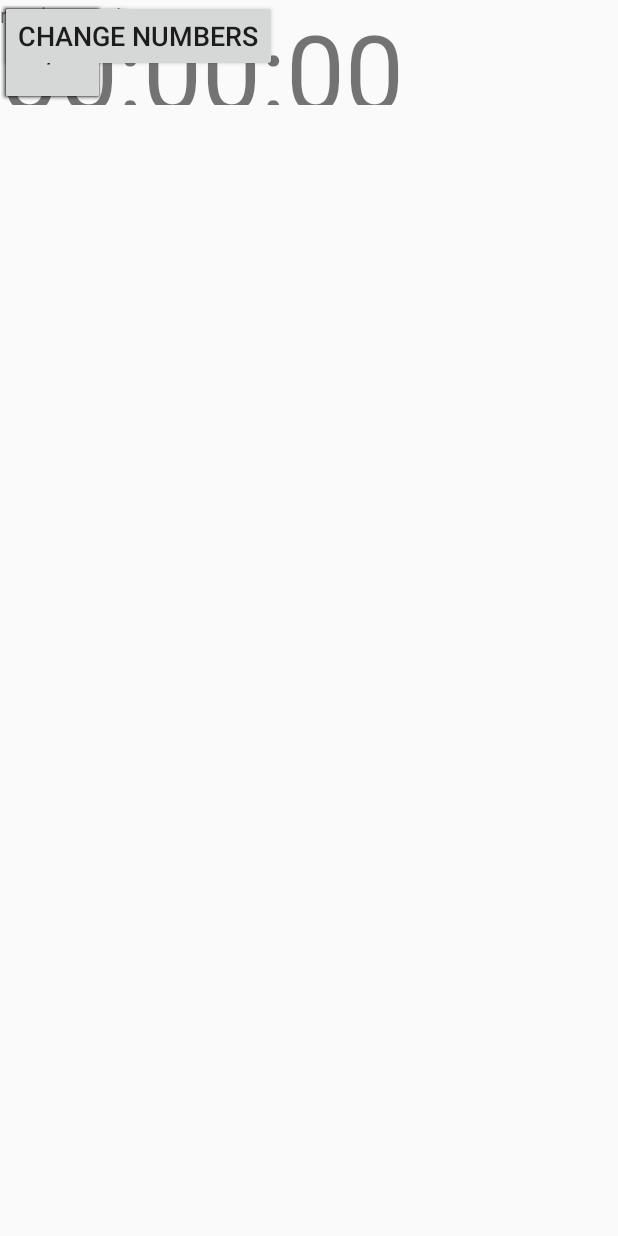
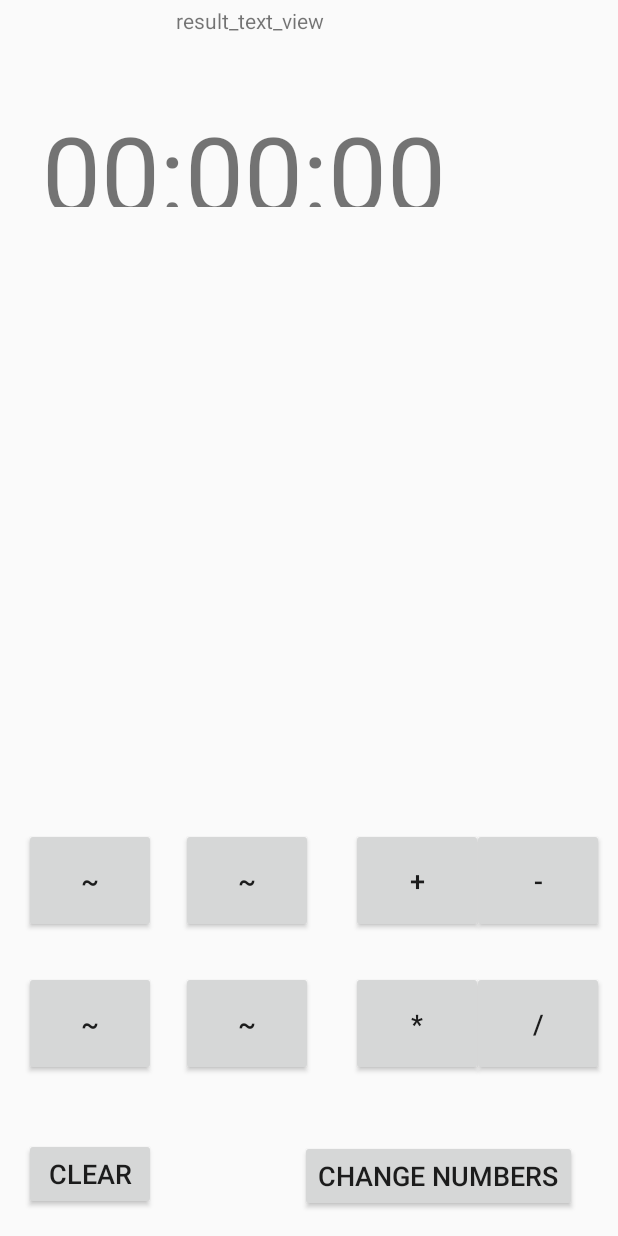
Before and after one commit to kevinliao2016/21Fun, an Android app: the layout fragment_game.xml on its own in the app's theme, with its tools: preview values and no code run, on a phone screen of 412 x 824 dp. Run offline under Robolectric (Android 15) with nearby library versions, the phone set to English and light mode, and no system bars.

Commit message:
Set Up Fragments

```diff
--- a/app/src/main/java/come/ninjamonster/a21fun/fragments/GameFragment.java
+++ b/app/src/main/java/come/ninjamonster/a21fun/fragments/GameFragment.java
@@ -7,6 +7,11 @@ import android.support.v4.app.Fragment;
 import android.view.LayoutInflater;
 import android.view.View;
 import android.view.ViewGroup;
+import android.widget.Button;
+
+import butterknife.BindView;
+import butterknife.ButterKnife;
+import come.ninjamonster.a21fun.R;
 
 
 /**
@@ -15,9 +20,15 @@ import android.view.ViewGroup;
  */
 public class GameFragment extends Fragment {
 
+    @BindView(R.id.numeric_one)  public Button mNumericOneButton;
+    @BindView(R.id.numeric_two)  public Button mNumericTwoButton;
+    @BindView(R.id.numeric_three)  public Button mNumericThreeButton;
+    @BindView(R.id.numeric_four)  public Button mNumericFourButton;
 
-    private OnFragmentInteractionListener mListener;
-
+    @BindView(R.id.plus_button)  public Button mPlusButton;
+    @BindView(R.id.minus_button) public Button mMinusButton;
+    @BindView(R.id.multiply_button)  public Button mMultiplyButton;
+    @BindView(R.id.divide_button)  public Button mDivideButton;
     public GameFragment() {
         // Required empty public constructor
     }
@@ -33,30 +44,23 @@ public class GameFragment extends Fragment {
     public View onCreateView(LayoutInflater inflater, ViewGroup container,
                              Bundle savedInstanceState) {
         // Inflate the layout for this fragment
-        return inflater.inflate(R.layout.fragment_game, container, false);
+        View rootView = inflater.inflate(R.layout.fragment_game, container, false);
+        ButterKnife.bind(this, rootView);
+
+        return rootView;
     }
 
     public void onButtonPressed(Uri uri) {
-        if (mListener != null) {
-            mListener.onFragmentInteraction(uri);
-        }
     }
 
     @Override
     public void onAttach(Context context) {
         super.onAttach(context);
-        if (context instanceof OnFragmentInteractionListener) {
-            mListener = (OnFragmentInteractionListener) context;
-        } else {
-            throw new RuntimeException(context.toString()
-                    + " must implement OnFragmentInteractionListener");
-        }
     }
 
     @Override
     public void onDetach() {
         super.onDetach();
-        mListener = null;
     }
 
     /**
--- a/app/src/main/java/come/ninjamonster/a21fun/fragments/GameRecordFragment.java
+++ b/app/src/main/java/come/ninjamonster/a21fun/fragments/GameRecordFragment.java
@@ -8,24 +8,18 @@ import android.view.LayoutInflater;
 import android.view.View;
 import android.view.ViewGroup;
 
+import come.ninjamonster.a21fun.R;
+
 
 /**
  * A simple {@link Fragment} subclass.
  * Activities that contain this fragment must implement the
- * {@link GameRecordFragment.OnFragmentInteractionListener} interface
- * to handle interaction events.
- * Use the {@link GameRecordFragment#newInstance} factory method to
  * create an instance of this fragment.
  */
 public class GameRecordFragment extends Fragment {
     // TODO: Rename parameter arguments, choose names that match
     // the fragment initialization parameters, e.g. ARG_ITEM_NUMBER
-    private static final String ARG_PARAM1 = "param1";
-    private static final String ARG_PARAM2 = "param2";
 
-    // TODO: Rename and change types of parameters
-    private String mParam1;
-    private String mParam2;
 
     private OnFragmentInteractionListener mListener;
 
@@ -33,31 +27,10 @@ public class GameRecordFragment extends Fragment {
         // Required empty public constructor
     }
 
-    /**
-     * Use this factory method to create a new instance of
-     * this fragment using the provided parameters.
-     *
-     * @param param1 Parameter 1.
-     * @param param2 Parameter 2.
-     * @return A new instance of fragment GameRecordFragment.
-     */
-    // TODO: Rename and change types and number of parameters
-    public static GameRecordFragment newInstance(String param1, String param2) {
-        GameRecordFragment fragment = new GameRecordFragment();
-        Bundle args = new Bundle();
-        args.putString(ARG_PARAM1, param1);
-        args.putString(ARG_PARAM2, param2);
-        fragment.setArguments(args);
-        return fragment;
-    }
 
     @Override
     public void onCreate(Bundle savedInstanceState) {
         super.onCreate(savedInstanceState);
-        if (getArguments() != null) {
-            mParam1 = getArguments().getString(ARG_PARAM1);
-            mParam2 = getArguments().getString(ARG_PARAM2);
-        }
     }
 
     @Override
@@ -69,26 +42,16 @@ public class GameRecordFragment extends Fragment {
 
     // TODO: Rename method, update argument and hook method into UI event
     public void onButtonPressed(Uri uri) {
-        if (mListener != null) {
-            mListener.onFragmentInteraction(uri);
-        }
     }
 
     @Override
     public void onAttach(Context context) {
         super.onAttach(context);
-        if (context instanceof OnFragmentInteractionListener) {
-            mListener = (OnFragmentInteractionListener) context;
-        } else {
-            throw new RuntimeException(context.toString()
-                    + " must implement OnFragmentInteractionListener");
-        }
     }
 
     @Override
     public void onDetach() {
         super.onDetach();
-        mListener = null;
     }
 
     /**
--- a/app/src/main/java/come/ninjamonster/a21fun/fragments/InstructionFragment.java
+++ b/app/src/main/java/come/ninjamonster/a21fun/fragments/InstructionFragment.java
@@ -7,6 +7,8 @@ import android.support.v4.app.Fragment;
 import android.view.LayoutInflater;
 import android.view.View;
 import android.view.ViewGroup;
+
+import come.ninjamonster.a21fun.R;
 
 
 /**
@@ -24,32 +26,22 @@ public class InstructionFragment extends Fragment {
     public View onCreateView(LayoutInflater inflater, ViewGroup container,
                              Bundle savedInstanceState) {
         // Inflate the layout for this fragment
-        String instruction = "Use the set of Four Number and the operations that are provided to get result of 21."
+        String instruction = "Use the set of Four Number and the operations that are provided to get result of 21.";
         return inflater.inflate(R.layout.fragment_instruction, container, false);
     }
 
     // TODO: Rename method, update argument and hook method into UI event
     public void onButtonPressed(Uri uri) {
-        if (mListener != null) {
-            mListener.onFragmentInteraction(uri);
-        }
     }
 
     @Override
     public void onAttach(Context context) {
         super.onAttach(context);
-        if (context instanceof OnFragmentInteractionListener) {
-            mListener = (OnFragmentInteractionListener) context;
-        } else {
-            throw new RuntimeException(context.toString()
-                    + " must implement OnFragmentInteractionListener");
-        }
     }
 
     @Override
     public void onDetach() {
         super.onDetach();
-        mListener = null;
     }
 
     /**
--- a/app/src/main/res/layout/activity_main.xml
+++ b/app/src/main/res/layout/activity_main.xml
@@ -57,30 +57,30 @@
         app:layout_constraintLeft_toLeftOf="@+id/numeric_two" />
 
     <Button
-        android:id="@+id/button_plus"
+        android:id="@+id/plus_button"
         android:layout_width="wrap_content"
         android:layout_height="wrap_content"
         android:text="@string/plus_operator"
         tools:layout_constraintRight_creator="1"
         tools:layout_constraintBottom_creator="1"
-        app:layout_constraintBottom_toTopOf="@+id/button7"
-        app:layout_constraintRight_toRightOf="@+id/button7"
+        app:layout_constraintBottom_toTopOf="@+id/multiply_button"
+        app:layout_constraintRight_toRightOf="@+id/multiply_button"
         tools:layout_constraintLeft_creator="1"
         android:layout_marginBottom="34dp"
-        app:layout_constraintLeft_toLeftOf="@+id/button7" />
+        app:layout_constraintLeft_toLeftOf="@+id/multiply_button" />
 
     <Button
-        android:id="@+id/button_minus"
+        android:id="@+id/minus_button"
         android:layout_width="wrap_content"
         android:layout_height="wrap_content"
         android:text="@string/minus_operator"
-        app:layout_constraintBaseline_toBaselineOf="@+id/button_plus"
+        app:layout_constraintBaseline_toBaselineOf="@+id/plus_button"
         tools:layout_constraintBaseline_creator="1"
         tools:layout_constraintLeft_creator="1"
-        app:layout_constraintLeft_toRightOf="@+id/button_plus" />
+        app:layout_constraintLeft_toRightOf="@+id/plus_button" />
 
     <Button
-        android:id="@+id/button7"
+        android:id="@+id/multiply_button"
         android:layout_width="wrap_content"
         android:layout_height="wrap_content"
         android:text="@string/multiply_operator"
@@ -92,7 +92,7 @@
         android:layout_marginLeft="9dp" />
 
     <Button
-        android:id="@+id/button8"
+        android:id="@+id/divide_button"
         android:layout_width="wrap_content"
         android:layout_height="wrap_content"
         android:text="@string/divide_operator"
@@ -100,8 +100,8 @@
         android:layout_marginStart="9dp"
         android:layout_marginTop="9dp"
         tools:layout_constraintLeft_creator="1"
-        app:layout_constraintTop_toTopOf="@+id/button7"
-        app:layout_constraintLeft_toRightOf="@+id/button7"
+        app:layout_constraintTop_toTopOf="@+id/multiply_button"
+        app:layout_constraintLeft_toRightOf="@+id/multiply_button"
         android:layout_marginLeft="9dp" />
 
 </android.support.constraint.ConstraintLayout>
--- a/app/src/main/res/layout/fragment_game.xml
+++ b/app/src/main/res/layout/fragment_game.xml
@@ -8,120 +8,188 @@
     <!-- TODO: Update blank fragment layout -->
     <Button
         android:id="@+id/numeric_one"
-        android:layout_width="@dimen/button_size"
-        android:layout_height="@dimen/button_size"
+        android:layout_width="88dp"
+        android:layout_height="70dp"
         android:text="@string/empty"
         android:textSize="@dimen/button_text"
-        tools:layout_editor_absoluteX="16dp"
-        tools:layout_editor_absoluteY="240dp" />
+        android:layout_marginStart="16dp"
+        app:layout_constraintBaseline_toBaselineOf="@+id/numeric_two"
+        tools:layout_constraintBaseline_creator="1"
+        tools:layout_constraintLeft_creator="1"
+        app:layout_constraintLeft_toLeftOf="parent"
+        android:layout_marginLeft="16dp" />
 
     <Button
         android:id="@+id/numeric_two"
-        android:layout_width="@dimen/button_size"
-        android:layout_height="@dimen/button_size"
+        android:layout_width="88dp"
+        android:layout_height="70dp"
         android:text="@string/empty"
         android:textSize="@dimen/button_text"
-        tools:layout_editor_absoluteY="240dp"
-        tools:layout_editor_absoluteX="94dp" />
+        app:layout_constraintRight_toLeftOf="@+id/plus_button"
+        tools:layout_constraintRight_creator="1"
+        tools:layout_constraintBottom_creator="1"
+        app:layout_constraintBottom_toTopOf="@+id/numeric_four"
+        android:layout_marginEnd="25dp"
+        android:layout_marginBottom="25dp"
+        android:layout_marginRight="15dp" />
 
     <Button
         android:id="@+id/numeric_three"
-        android:layout_width="@dimen/button_size"
-        android:layout_height="@dimen/button_size"
+        android:layout_width="88dp"
+        android:layout_height="70dp"
         android:text="@string/empty"
         android:textSize="@dimen/button_text"
-        tools:layout_editor_absoluteY="335dp"
-        tools:layout_editor_absoluteX="16dp" />
+        tools:layout_constraintBottom_creator="1"
+        app:layout_constraintBottom_toTopOf="@+id/clear_button"
+        android:layout_marginStart="16dp"
+        tools:layout_constraintLeft_creator="1"
+        android:layout_marginBottom="41dp"
+        app:layout_constraintLeft_toLeftOf="parent"
+        android:layout_marginLeft="16dp" />
 
     <Button
         android:id="@+id/numeric_four"
-        android:layout_width="@dimen/button_size"
-        android:layout_height="@dimen/button_size"
+        android:layout_width="88dp"
+        android:layout_height="70dp"
         android:text="@string/empty"
         android:textSize="@dimen/button_text"
-        tools:layout_editor_absoluteY="335dp"
-        tools:layout_editor_absoluteX="94dp" />
+        tools:layout_constraintRight_creator="1"
+        app:layout_constraintRight_toRightOf="@+id/numeric_two"
+        app:layout_constraintBaseline_toBaselineOf="@+id/numeric_three"
+        tools:layout_constraintBaseline_creator="1"
+        tools:layout_constraintLeft_creator="1"
+        app:layout_constraintLeft_toLeftOf="@+id/numeric_two" />
 
     <Button
-        android:id="@+id/button_plus"
-        android:layout_width="@dimen/button_size"
-        android:layout_height="@dimen/button_size"
+        android:id="@+id/plus_button"
+        android:layout_width="88dp"
+        android:layout_height="70dp"
         android:text="@string/plus_operator"
         android:textSize="@dimen/button_text"
-        tools:layout_editor_absoluteY="240dp"
-        tools:layout_editor_absoluteX="207dp" />
+        tools:layout_constraintRight_creator="1"
+        tools:layout_constraintBottom_creator="1"
+        app:layout_constraintBottom_toTopOf="@+id/multiply_button"
+        android:layout_marginEnd="33dp"
+        app:layout_constraintRight_toRightOf="@+id/display_text_view"
+        android:layout_marginBottom="25dp"
+        android:layout_marginRight="33dp" />
 
     <Button
-        android:id="@+id/button_minus"
-        android:layout_width="@dimen/button_size"
-        android:layout_height="@dimen/button_size"
+        android:id="@+id/minus_button"
+        android:layout_width="88dp"
+        android:layout_height="70dp"
         android:text="@string/minus_operator"
         android:textSize="@dimen/button_text"
-        tools:layout_editor_absoluteY="240dp"
-        tools:layout_editor_absoluteX="287dp" />
+        tools:layout_constraintRight_creator="1"
+        tools:layout_constraintBottom_creator="1"
+        app:layout_constraintBottom_toTopOf="@+id/divide_button"
+        android:layout_marginEnd="9dp"
+        app:layout_constraintRight_toRightOf="parent"
+        android:layout_marginBottom="25dp"
+        android:layout_marginRight="9dp" />
 
     <Button
-        android:id="@+id/button7"
-        android:layout_width="@dimen/button_size"
-        android:layout_height="@dimen/button_size"
+        android:id="@+id/multiply_button"
+        android:layout_width="88dp"
+        android:layout_height="0dp"
         android:text="@string/multiply_operator"
         android:textSize="@dimen/button_text"
-        tools:layout_editor_absoluteX="207dp"
-        tools:layout_editor_absoluteY="335dp" />
+        tools:layout_constraintTop_creator="1"
+        tools:layout_constraintRight_creator="1"
+        tools:layout_constraintBottom_creator="1"
+        app:layout_constraintBottom_toBottomOf="@+id/numeric_four"
+        app:layout_constraintRight_toRightOf="@+id/plus_button"
+        tools:layout_constraintLeft_creator="1"
+        app:layout_constraintLeft_toLeftOf="@+id/plus_button"
+        app:layout_constraintTop_toTopOf="@+id/numeric_four" />
 
     <Button
-        android:id="@+id/button8"
-        android:layout_width="@dimen/button_size"
-        android:layout_height="@dimen/button_size"
+        android:id="@+id/divide_button"
+        android:layout_width="88dp"
+        android:layout_height="70dp"
         android:text="@string/divide_operator"
         android:textSize="@dimen/button_text"
-        tools:layout_editor_absoluteX="287dp"
-        tools:layout_editor_absoluteY="335dp" />
+        tools:layout_constraintRight_creator="1"
+        app:layout_constraintRight_toRightOf="@+id/minus_button"
+        app:layout_constraintBaseline_toBaselineOf="@+id/multiply_button"
+        tools:layout_constraintBaseline_creator="1"
+        tools:layout_constraintLeft_creator="1"
+        app:layout_constraintLeft_toLeftOf="@+id/minus_button" />
 
     <Button
-        android:id="@+id/button"
+        android:id="@+id/clear_button"
         android:layout_width="wrap_content"
         android:layout_height="wrap_content"
         android:text="Clear"
         android:textSize="@dimen/button_text"
-        tools:layout_editor_absoluteX="16dp"
-        tools:layout_editor_absoluteY="446dp" />
+        tools:layout_constraintRight_creator="1"
+        tools:layout_constraintBottom_creator="1"
+        app:layout_constraintBottom_toBottomOf="parent"
+        app:layout_constraintRight_toRightOf="@+id/numeric_three"
+        tools:layout_constraintLeft_creator="1"
+        android:layout_marginBottom="17dp"
+        app:layout_constraintLeft_toLeftOf="@+id/numeric_three" />
 
     <Button
-        android:id="@+id/button2"
+        android:id="@+id/change_button_number"
         android:layout_width="wrap_content"
         android:layout_height="wrap_content"
         android:text="Change Numbers"
         android:textSize="@dimen/button_text"
-        tools:layout_editor_absoluteX="171dp"
-        tools:layout_editor_absoluteY="447dp" />
+        tools:layout_constraintRight_creator="1"
+        tools:layout_constraintBottom_creator="1"
+        app:layout_constraintBottom_toBottomOf="parent"
+        android:layout_marginEnd="27dp"
+        app:layout_constraintRight_toRightOf="parent"
+        android:layout_marginBottom="16dp"
+        android:layout_marginRight="27dp" />
 
     <TextView
         android:id="@+id/display_text_view"
-        android:layout_width="@dimen/extra_large_width"
-        android:layout_height="@dimen/button_size"
+        android:layout_width="0dp"
+        android:layout_height="70dp"
         android:textSize="@dimen/button_text"
         android:gravity="center_vertical"
-        tools:layout_editor_absoluteX="28dp"
-        tools:layout_editor_absoluteY="157dp" />
+        tools:layout_constraintTop_creator="1"
+        tools:layout_constraintRight_creator="1"
+        android:layout_marginStart="28dp"
+        android:layout_marginEnd="29dp"
+        app:layout_constraintRight_toRightOf="@+id/change_button_number"
+        android:layout_marginTop="19dp"
+        app:layout_constraintTop_toBottomOf="@+id/timer_text_view"
+        tools:layout_constraintLeft_creator="1"
+        app:layout_constraintLeft_toLeftOf="parent"
+        android:layout_marginLeft="28dp"
+        android:layout_marginRight="29dp" />
 
     <TextView
         android:id="@+id/timer_text_view"
-        android:layout_width="@dimen/extra_large_width"
-        android:layout_height="@dimen/button_size"
+        android:layout_width="0dp"
+        android:layout_height="70dp"
         android:text="00:00:00"
         android:textSize="@dimen/button_size"
         android:gravity="center_vertical"
-        tools:layout_editor_absoluteX="28dp"
-        tools:layout_editor_absoluteY="68dp" />
+        tools:layout_constraintTop_creator="1"
+        tools:layout_constraintRight_creator="1"
+        app:layout_constraintRight_toRightOf="@+id/display_text_view"
+        android:layout_marginTop="68dp"
+        tools:layout_constraintLeft_creator="1"
+        app:layout_constraintLeft_toLeftOf="@+id/display_text_view"
+        app:layout_constraintTop_toTopOf="parent" />
 
     <TextView
-        android:id="@+id/textView3"
-        android:layout_width="@dimen/large_width"
-        android:layout_height="@dimen/button_size"
+        android:id="@+id/result_test_view"
+        android:layout_width="149dp"
+        android:layout_height="53dp"
         android:text="result_text_view"
-        tools:layout_editor_absoluteX="104dp"
-        tools:layout_editor_absoluteY="4dp" />
+        tools:layout_constraintTop_creator="1"
+        tools:layout_constraintRight_creator="1"
+        app:layout_constraintRight_toRightOf="@+id/timer_text_view"
+        android:layout_marginTop="4dp"
+        tools:layout_constraintLeft_creator="1"
+        app:layout_constraintLeft_toLeftOf="@+id/timer_text_view"
+        app:layout_constraintTop_toTopOf="parent"
+        android:layout_marginBottom="0dp" />
 
 
 </android.support.constraint.ConstraintLayout>
```
